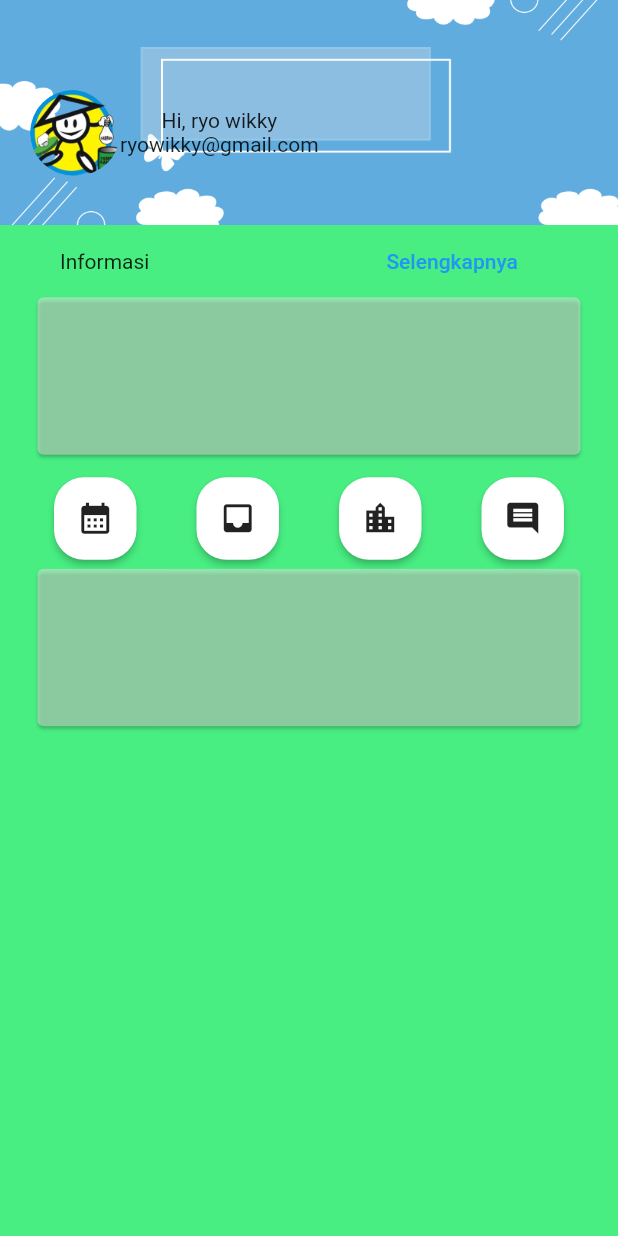
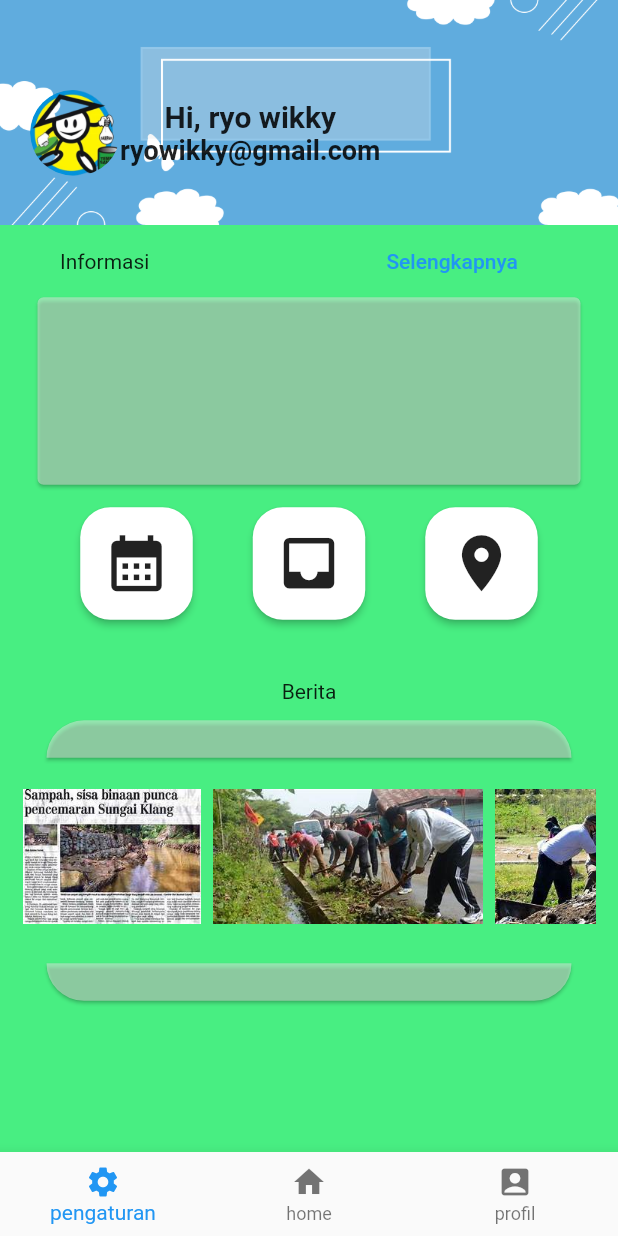
Before and after one commit to bocahkampung212/tempat_sampah, a Flutter app: the screen it shows after launch, after a tap on "login", on a phone screen of 412 x 824 dp. Run offline on Flutter 3.47's test engine with Material 2 defaults, Android fonts, the light colour scheme and no system bars.

Commit message:
update tempat sampah

```diff
--- a/lib/main.dart
+++ b/lib/main.dart
@@ -1,11 +1,17 @@
+
+
 import 'package:flutter/material.dart';
+import 'package:penjemputan_sampah/providers/dashbord_providers.dart';
 import 'package:penjemputan_sampah/views/login_view.dart';
-import 'package:penjemputan_sampah/views/registrasi.dart';
-import 'package:penjemputan_sampah/views/Dashbord.dart';
-import 'package:penjemputan_sampah/providers/informasi.dart';
+import 'package:provider/provider.dart';
 
-void main(List<String> args) {
-  runApp(const MaterialApp(
-    home: LoginView(),
+main(List<String> args) {
+  runApp(MultiProvider(builder: (context, Widget) {
+    return const MaterialApp(
+      home: LoginView(),
+    );
+  }, providers: [
+    ChangeNotifierProvider(create: (c)=>dashbordprovider())
+  ],
   ));
 }
--- /dev/null
+++ b/lib/providers/dashbord_providers.dart
@@ -0,0 +1,10 @@
+import 'package:flutter/material.dart';
+
+class dashbordprovider with ChangeNotifier {
+  int indexTombol = 0;
+
+  void saatdiklik(int index){
+    indexTombol = index;
+    notifyListeners();
+  }
+}
--- a/lib/views/Dashbord.dart
+++ b/lib/views/Dashbord.dart
@@ -1,22 +1,43 @@
 import 'package:flutter/cupertino.dart';
 import 'package:flutter/material.dart';
 import 'package:penjemputan_sampah/providers/Informasi.dart';
+import 'package:penjemputan_sampah/providers/dashbord_providers.dart';
+import 'package:provider/provider.dart';
 
 class Dashbord extends StatelessWidget {
   const Dashbord({super.key});
 
   @override
   Widget build(BuildContext context) {
+    return Consumer<dashbordprovider>(builder: (context, Provider, Widget) {
       return Scaffold(
+          bottomNavigationBar: navigatorBawah(),
           backgroundColor: Color.fromRGBO(72, 238, 130, 1),
-        body: SingleChildScrollView(
+          body: Provider.indexTombol == 0
+              ? dashbordPanel()
+              : Provider.indexTombol == 1
+                  ? tombolMenu()
+                  : SizedBox());
+    });
+  }
+}
+
+class dashbordPanel extends StatelessWidget {
+  const dashbordPanel({
+    super.key,
+  });
+
+  @override
+  Widget build(BuildContext context) {
+    return SingleChildScrollView(
       child: Column(
         children: [
           Stack(children: [
             Container(
               height: 100,
               child: SizedBox(
-                    height: 50,),
+                height: 50,
+              ),
             ),
             Image.asset(
               'assets/background.png',
@@ -32,21 +53,28 @@ class Dashbord extends StatelessWidget {
                     Column(
                       mainAxisSize: MainAxisSize.min,
                       children: [
-                            Text('Hi, ryo wikky'),
-                            Text('ryowikky@gmail.com')
+                        Text(
+                          'Hi, ryo wikky',
+                          style: TextStyle(
+                              fontSize: 20, fontWeight: FontWeight.bold),
+                        ),
+                        Text(
+                          'ryowikky@gmail.com',
+                          style: TextStyle(
+                              fontSize: 18, fontWeight: FontWeight.bold),
+                        )
                       ],
                     )
                   ],
                 )),
-
           ]),
           Row(
             children: [
               Padding(
-                      padding: EdgeInsets.only(top: 20, left: 20, right: 20),
+                padding: EdgeInsets.only(top: 30, left: 20, right: 20),
               ),
               Text('Informasi'),
-                    Padding(padding: EdgeInsets.only(top: 20, left: 50, right: 100)),
+              Padding(padding: EdgeInsets.only(top: 30, left: 50, right: 100)),
               TextButton(
                   onPressed: () {
                     Navigator.pushReplacement(context,
@@ -65,76 +93,171 @@ class Dashbord extends StatelessWidget {
               ),
               color: Color.fromRGBO(238, 233, 233, 0.466),
               child: SizedBox(
-                          height: 105,
+                height: 125,
                 width: double.infinity,
               ),
-
             ),
-
           ),
-
           Container(
-                  padding:EdgeInsets.only(top: 10, left: 10,
-                  right: 10),
+            padding: EdgeInsets.only(top: 10, left: 10, right: 10),
             child: Wrap(
               children: [
                 tombolMenu(
-                            icon: Icon(Icons.calendar_month, size: 25,),
+                  icon: Icon(
+                    Icons.calendar_month,
+                    size: 45,
+                  ),
                 ),
                 tombolMenu(
-                              icon: Icon(Icons.inbox, size: 25,),
+                  icon: Icon(
+                    Icons.inbox,
+                    size: 45,
+                  ),
                 ),
                 tombolMenu(
-                              icon: Icon(Icons.location_city, size: 25,),
+                  icon: Icon(
+                    Icons.location_on,
+                    size: 45,
                   ),
-                            tombolMenu(
-                              icon: Icon(Icons.comment, size: 25,),
                 ),
-
               ],
             ),
-
           ),
-                Container(
+          Padding(
+            padding: EdgeInsets.fromLTRB(20, 40, 20, 0),
+            child: Text(
+              'Berita',
+            ),
+          ),
+          Padding(
+            padding: const EdgeInsets.all(6.0),
             child: Card(
+              shape: RoundedRectangleBorder(
+                  borderRadius: BorderRadius.only(
+                      topLeft: Radius.circular(25),
+                      topRight: Radius.circular(25))),
               margin: EdgeInsets.only(
-                    top: 6,
+                top: 5,
                 right: 25,
                 left: 25,
               ),
               color: Color.fromRGBO(238, 233, 233, 0.466),
+              child: Container(
                 child: SizedBox(
                   width: double.infinity,
-                    height: 105,
+                  height: 25,
                 ),
-
               ),
-
+            ),
+          ),
+          Container(
+            height: 120,
+            child: Padding(
+              padding: const EdgeInsets.all(15.0),
+              child: ListView(
+                scrollDirection: Axis.horizontal,
+                children: [
+                  Padding(
+                    padding: const EdgeInsets.only(right: 8),
+                    child: Image.asset(
+                      'assets/gambar1.jpg',
+                      height: 120,
+                    ),
+                  ),
+                  Padding(
+                    padding: const EdgeInsets.only(right: 8),
+                    child: Image.asset(
+                      'assets/gambar2.jpg',
+                      height: 120,
+                    ),
+                  ),
+                  Padding(
+                    padding: const EdgeInsets.only(right: 8),
+                    child: Image.asset(
+                      'assets/gambar3.jpg',
+                      height: 120,
+                    ),
+                  )
+                ],
+              ),
+            ),
+          ),
+          Padding(
+            padding: const EdgeInsets.all(6.0),
+            child: Card(
+              shape: RoundedRectangleBorder(
+                  borderRadius: BorderRadius.only(
+                      bottomLeft: Radius.circular(25),
+                      bottomRight: Radius.circular(25))),
+              margin: EdgeInsets.only(
+                top: 5,
+                right: 25,
+                left: 25,
+              ),
+              color: Color.fromRGBO(238, 233, 233, 0.466),
+              child: Container(
+                child: SizedBox(
+                  width: double.infinity,
+                  height: 25,
+                ),
+              ),
+            ),
           ),
         ],
       ),
-        ));
+    );
+  }
+}
+
+class navigatorBawah extends StatelessWidget {
+  const navigatorBawah({
+    Key? key,
+  }) : super(key: key);
+  @override
+  Widget build(BuildContext context) {
+    final p = context.read<dashbordprovider>();
+    return BottomNavigationBar(
+      currentIndex: p.indexTombol,
+      onTap: (value) {
+        p.saatdiklik(value);
+      },
+      items: [
+        BottomNavigationBarItem(
+            icon: Icon(Icons.settings), label: 'pengaturan'),
+        BottomNavigationBarItem(icon: Icon(Icons.home), label: 'home'),
+        BottomNavigationBarItem(icon: Icon(Icons.account_box), label: 'profil'),
+      ],
+    );
+  }
+
+  Widget inistate(BuildContext context) {
+    return BottomNavigationBar(items: [
+      BottomNavigationBarItem(icon: Icon(Icons.settings), label: 'Pengaturan'),
+      BottomNavigationBarItem(icon: Icon(Icons.home), label: 'Home'),
+      BottomNavigationBarItem(
+        icon: Image.asset(
+          'assets/user.PNG',
+          width: 10,
+        ),
+        label: 'profil',
+      )
+    ]);
   }
 }
 
 class tombolMenu extends StatelessWidget {
   final Widget? icon;
-  const tombolMenu({
-    super.key,
-    this.icon
-  });
+  const tombolMenu({super.key, this.icon});
 
   @override
   Widget build(BuildContext context) {
     return Card(
         elevation: 2,
-      shape: RoundedRectangleBorder(
-        borderRadius: BorderRadius.circular(20)
-      ),
-      margin: EdgeInsets.only(top:5, right: 20, left: 20),
-      child: Padding(padding: const EdgeInsets.all(15.0),
-      child: this.icon
-      )
-    );
+        shape: RoundedRectangleBorder(borderRadius: BorderRadius.circular(20)),
+        margin: EdgeInsets.only(top: 5, right: 20, left: 20),
+        child: Padding(
+          padding: const EdgeInsets.all(15.0),
+          child: this.icon,
+        ));
   }
 }
--- a/pubspec.yaml
+++ b/pubspec.yaml
@@ -31,6 +31,7 @@ dependencies:
   cupertino_icons: ^1.0.2
   flutter:
     sdk: flutter
+  provider: ^6.0.5
   # The following adds the Cupertino Icons font to your application.
   # Use with the CupertinoIcons class for iOS style icons.
 
```
Also changed, not shown: assets/gambar1.jpg (added), assets/gambar2.jpg (added), assets/gambar3.jpg (added), assets/informasiBg.webp (deleted), assets/user.PNG (added), pubspec.lock, 1 other file. Lines whose indentation alone changed are shown as unchanged.
